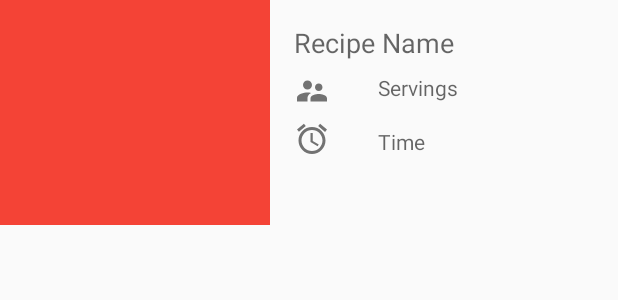
After one commit to Adrian39/Cookbook, an Android app: the layout recipe_row_layout.xml on its own in the app's theme, with its tools: preview values and no code run, on a phone screen of 412 x 824 dp. The commit adds this screen. Shown: the top 300 px of the screen. Run offline under Robolectric (Android 15) with nearby library versions, the phone set to English and light mode, and no system bars.

Commit message:
Finished Recipe row

```diff
--- /dev/null
+++ b/app/src/main/res/drawable/ic_clock_24dp.xml
@@ -0,0 +1,9 @@
+<vector xmlns:android="http://schemas.android.com/apk/res/android"
+        android:width="24dp"
+        android:height="24dp"
+        android:viewportWidth="24.0"
+        android:viewportHeight="24.0">
+    <path
+        android:fillColor="#FF000000"
+        android:pathData="M22,5.72l-4.6,-3.86 -1.29,1.53 4.6,3.86L22,5.72zM7.88,3.39L6.6,1.86 2,5.71l1.29,1.53 4.59,-3.85zM12.5,8H11v6l4.75,2.85 0.75,-1.23 -4,-2.37V8zM12,4c-4.97,0 -9,4.03 -9,9s4.02,9 9,9c4.97,0 9,-4.03 9,-9s-4.03,-9 -9,-9zm0,16c-3.87,0 -7,-3.13 -7,-7s3.13,-7 7,-7 7,3.13 7,7 -3.13,7 -7,7z"/>
+</vector>
--- /dev/null
+++ b/app/src/main/res/drawable/ic_servings_24dp.xml
@@ -0,0 +1,9 @@
+<vector xmlns:android="http://schemas.android.com/apk/res/android"
+        android:width="24dp"
+        android:height="24dp"
+        android:viewportWidth="24.0"
+        android:viewportHeight="24.0">
+    <path
+        android:fillColor="#FF000000"
+        android:pathData="M16.5,12c1.38,0 2.49,-1.12 2.49,-2.5S17.88,7 16.5,7C15.12,7 14,8.12 14,9.5s1.12,2.5 2.5,2.5zM9,11c1.66,0 2.99,-1.34 2.99,-3S10.66,5 9,5C7.34,5 6,6.34 6,8s1.34,3 3,3zm7.5,3c-1.83,0 -5.5,0.92 -5.5,2.75V19h11v-2.25c0,-1.83 -3.67,-2.75 -5.5,-2.75zM9,13c-2.33,0 -7,1.17 -7,3.5V19h7v-2.25c0,-0.85 0.33,-2.34 2.37,-3.47C10.5,13.1 9.66,13 9,13z"/>
+</vector>
--- /dev/null
+++ b/app/src/main/res/layout/recipe_row_layout.xml
@@ -0,0 +1,68 @@
+<?xml version="1.0" encoding="utf-8"?>
+<RelativeLayout xmlns:android="http://schemas.android.com/apk/res/android"
+    android:layout_width="match_parent"
+    android:layout_height="150dp"
+    android:elevation="2dp">
+
+    <ImageView
+        android:id="@+id/recipeImage"
+        android:layout_width="180dp"
+        android:layout_height="match_parent"
+        android:background="@color/colorPrimary" />
+
+    <TextView
+        android:id="@+id/txtRecipeName"
+        android:layout_width="wrap_content"
+        android:layout_height="wrap_content"
+        android:layout_marginRight="16dp"
+        android:layout_marginStart="16dp"
+        android:layout_marginTop="16dp"
+        android:layout_toEndOf="@+id/recipeImage"
+        android:hint="Recipe Name"
+        android:textColor="@color/colorTextPrimary"
+        android:textSize="18sp" />
+
+    <ImageView
+        android:id="@+id/icoServings"
+        android:layout_width="wrap_content"
+        android:layout_height="wrap_content"
+        android:layout_below="@+id/txtRecipeName"
+        android:layout_marginLeft="16dp"
+        android:layout_marginTop="8dp"
+        android:layout_toEndOf="@+id/recipeImage"
+        android:src="@drawable/ic_servings_24dp"
+        android:tint="@color/colorTextSecondary" />
+
+    <TextView
+        android:id="@+id/txtServings"
+        android:layout_width="wrap_content"
+        android:layout_height="24dp"
+        android:layout_below="@+id/txtRecipeName"
+        android:layout_marginLeft="72dp"
+        android:layout_marginTop="8dp"
+        android:layout_marginBottom="4dp"
+        android:layout_toEndOf="@+id/recipeImage"
+        android:hint="Servings" />
+
+    <ImageView
+        android:id="@+id/icoTime"
+        android:layout_width="wrap_content"
+        android:layout_height="wrap_content"
+        android:layout_below="@+id/icoServings"
+        android:layout_marginLeft="16dp"
+        android:layout_marginTop="8dp"
+        android:layout_toEndOf="@+id/recipeImage"
+        android:src="@drawable/ic_clock_24dp"
+        android:tint="@color/colorTextSecondary" />
+
+    <TextView
+        android:id="@+id/txtTime"
+        android:layout_width="wrap_content"
+        android:layout_height="24dp"
+        android:layout_below="@id/txtServings"
+        android:layout_marginLeft="72dp"
+        android:layout_marginTop="8dp"
+        android:layout_toEndOf="@+id/recipeImage"
+        android:hint="Time" />
+
+</RelativeLayout>
```
Also changed, not shown: app/src/main/java/com/android/lopez/cookbook/IngredientObject.java (added, +52 -0 lines), app/src/main/java/com/android/lopez/cookbook/RecipeObject.java (added, +88 -0 lines), app/src/main/res/layout/content_my_recipes.xml (+5 -4 lines).
